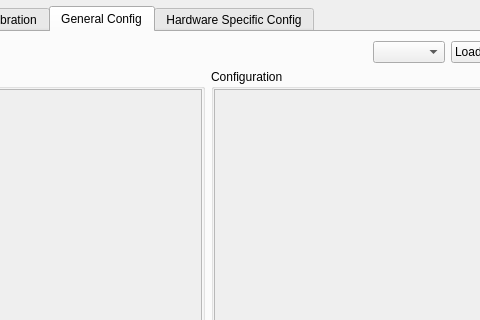
The window that src/ui/QGCVehicleConfig.ui (mavlink/qgroundcontrol) describes before a commit, drawn with Qt 5; both pictures show x 182 to 662 and y 0 to 320 of the 780 by 586 pixel window.
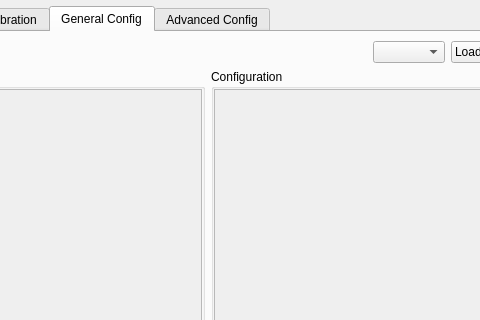
The same window after the commit. Icons and pictures are not drawn.

Commit message:
Addition of advanced parameters, for anything not defined in the .xml file
Configuration parameters are now split into two categories, General and
Advanced, where General parameters are anything defined in the
configuration file and Advanced are anything not defined in the
configuration file, but the autopilot still returns when requesting a
parameter list.

The edit to the form file:
```diff
--- a/src/ui/QGCVehicleConfig.ui
+++ b/src/ui/QGCVehicleConfig.ui
@@ -886,7 +886,7 @@
      </widget>
      <widget class="QWidget" name="fixedWingTab">
       <attribute name="title">
-       <string>Hardware Specific Config</string>
+       <string>Advanced Config</string>
       </attribute>
       <layout class="QVBoxLayout" name="verticalLayout">
        <item>
```
The commit also changes 6 other files.
